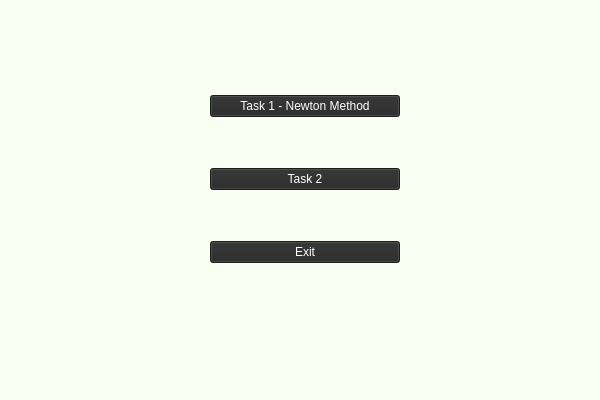
The window that 1/client1/mainwindow.ui (dmntrx/TechProg) describes before a commit, drawn with Qt 5.
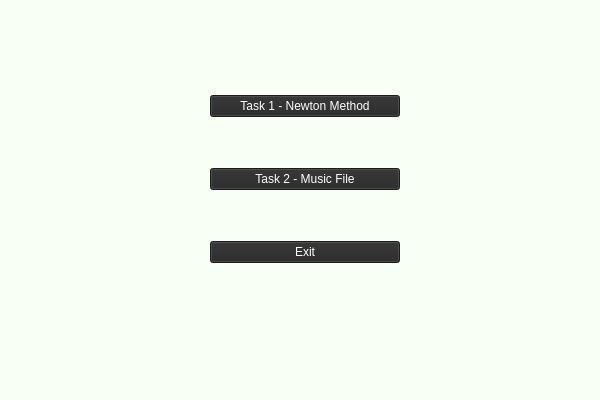
The same window after the commit.

Commit message:
working code with task stubs
done: task windows completed with stubs
fully working code (client + server)
needed: task2 implementation

Diff of the .ui file:
```diff
--- a/1/client1/mainwindow.ui
+++ b/1/client1/mainwindow.ui
@@ -48,7 +48,7 @@
 font: 300 9pt &quot;Yu Gothic UI Light&quot;;</string>
        </property>
        <property name="text">
-        <string>Task 2</string>
+        <string>Task 2 - Music File</string>
        </property>
       </widget>
      </item>
```
The commit also changes 29 other files.
